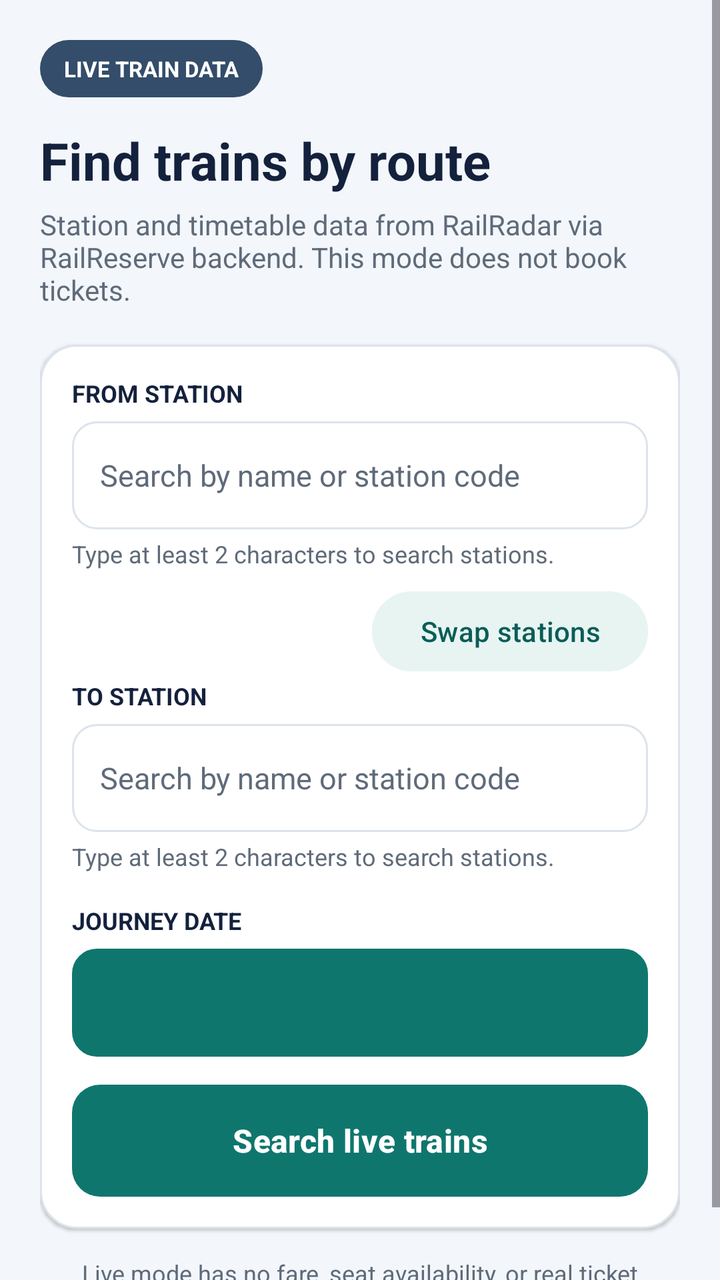
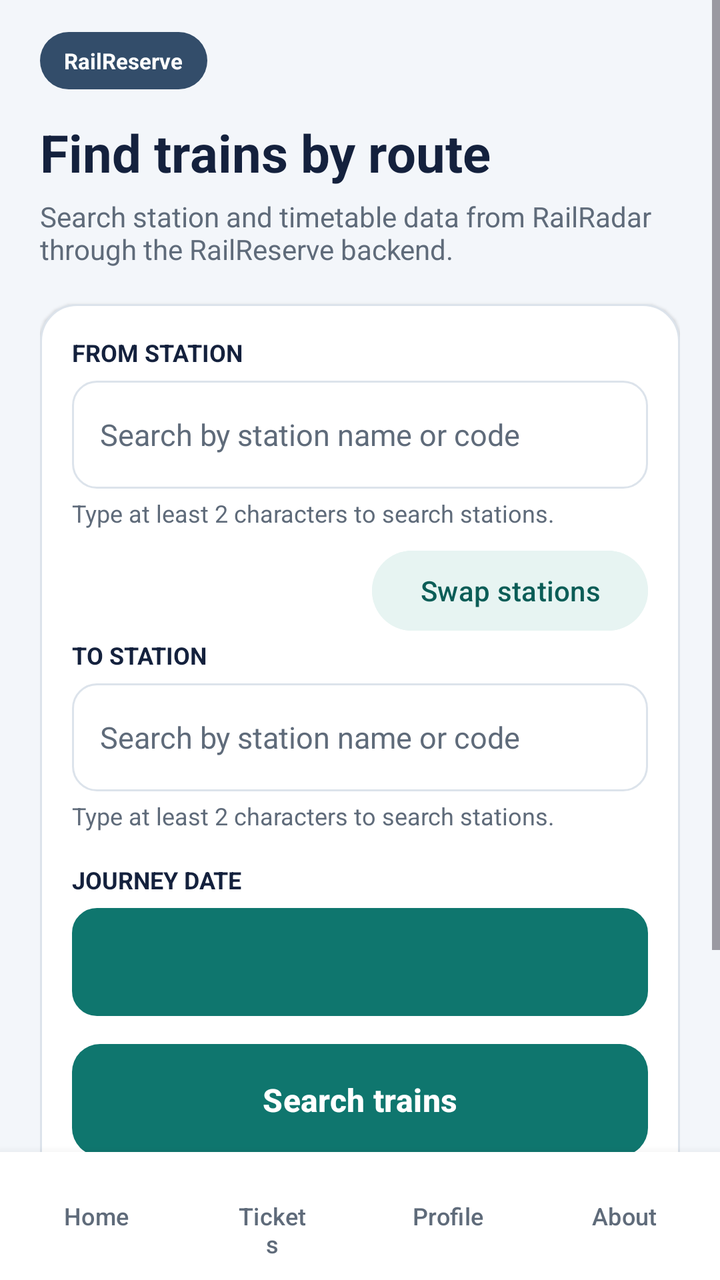

Two renders of the same Android screen: before a commit and after it. Below are the layout's source before the change and the commit's diff.
<!-- AndroidManifest.xml: application theme Theme.MyApplication -->
<!-- res/layout/activity_live_search.xml -->
<?xml version="1.0" encoding="utf-8"?>
<ScrollView xmlns:android="http://schemas.android.com/apk/res/android"
    android:id="@+id/liveSearchRoot"
    android:layout_width="match_parent"
    android:layout_height="match_parent"
    android:background="@color/surface_soft"
    android:fillViewport="true">

    <LinearLayout
        android:layout_width="match_parent"
        android:layout_height="wrap_content"
        android:orientation="vertical"
        android:padding="20dp">

        <TextView
            android:layout_width="wrap_content"
            android:layout_height="wrap_content"
            android:background="@drawable/chip_brand"
            android:paddingStart="12dp"
            android:paddingTop="7dp"
            android:paddingEnd="12dp"
            android:paddingBottom="7dp"
            android:text="LIVE TRAIN DATA"
            android:textColor="@color/white"
            android:textSize="11sp"
            android:textStyle="bold" />

        <TextView
            android:layout_width="match_parent"
            android:layout_height="wrap_content"
            android:layout_marginTop="14dp"
            android:text="Find trains by route"
            android:textColor="@color/ink"
            android:textSize="26sp"
            android:textStyle="bold" />

        <TextView
            android:layout_width="match_parent"
            android:layout_height="wrap_content"
            android:layout_marginTop="5dp"
            android:text="Station and timetable data from RailRadar via RailReserve backend. This mode does not book tickets."
            android:textColor="@color/muted"
            android:textSize="14sp" />

        <LinearLayout
            android:layout_width="match_parent"
            android:layout_height="wrap_content"
            android:layout_marginTop="18dp"
            android:background="@drawable/card_background"
            android:elevation="1dp"
            android:orientation="vertical"
            android:padding="16dp">

            <TextView
                android:layout_width="match_parent"
                android:layout_height="wrap_content"
                android:text="FROM STATION"
                android:textColor="@color/ink"
                android:textSize="12sp"
                android:textStyle="bold" />

            <AutoCompleteTextView
                android:id="@+id/liveSourceInput"
                android:layout_width="match_parent"
                android:layout_height="54dp"
                android:layout_marginTop="6dp"
                android:background="@drawable/input_background"
                android:completionThreshold="2"
                android:hint="Search by name or station code"
                android:inputType="textCapWords"
                android:paddingStart="14dp"
                android:paddingEnd="14dp"
                android:singleLine="true"
                android:textColor="@color/ink"
                android:textColorHint="@color/muted"
                android:textSize="15sp" />

            <TextView
                android:id="@+id/liveSourceStatus"
                android:layout_width="match_parent"
                android:layout_height="wrap_content"
                android:layout_marginTop="4dp"
                android:minHeight="20dp"
                android:text="Type at least 2 characters to search stations."
                android:textColor="@color/muted"
                android:textSize="12sp" />

            <Button
                android:id="@+id/liveSwapButton"
                android:layout_width="wrap_content"
                android:layout_height="48dp"
                android:layout_gravity="end"
                android:layout_marginTop="3dp"
                android:backgroundTint="@color/teal_soft"
                android:minWidth="0dp"
                android:text="Swap stations"
                android:textAllCaps="false"
                android:textColor="@color/brand_dark" />

            <TextView
                android:layout_width="match_parent"
                android:layout_height="wrap_content"
                android:text="TO STATION"
                android:textColor="@color/ink"
                android:textSize="12sp"
                android:textStyle="bold" />

            <AutoCompleteTextView
                android:id="@+id/liveDestinationInput"
                android:layout_width="match_parent"
                android:layout_height="54dp"
                android:layout_marginTop="6dp"
                android:background="@drawable/input_background"
                android:completionThreshold="2"
                android:hint="Search by name or station code"
                android:inputType="textCapWords"
                android:paddingStart="14dp"
                android:paddingEnd="14dp"
                android:singleLine="true"
                android:textColor="@color/ink"
                android:textColorHint="@color/muted"
                android:textSize="15sp" />

            <TextView
                android:id="@+id/liveDestinationStatus"
                android:layout_width="match_parent"
                android:layout_height="wrap_content"
                android:layout_marginTop="4dp"
                android:minHeight="20dp"
                android:text="Type at least 2 characters to search stations."
                android:textColor="@color/muted"
                android:textSize="12sp" />

            <TextView
                android:layout_width="match_parent"
                android:layout_height="wrap_content"
                android:layout_marginTop="12dp"
                android:text="JOURNEY DATE"
                android:textColor="@color/ink"
                android:textSize="12sp"
                android:textStyle="bold" />

            <Button
                android:id="@+id/liveDateButton"
                android:layout_width="match_parent"
                android:layout_height="54dp"
                android:layout_marginTop="6dp"
                android:background="@drawable/field_button_background"
                android:gravity="center_vertical|start"
                android:minHeight="48dp"
                android:paddingStart="14dp"
                android:textAllCaps="false"
                android:textColor="@color/ink"
                android:textSize="15sp" />

            <Button
                android:id="@+id/liveSearchButton"
                android:layout_width="match_parent"
                android:layout_height="56dp"
                android:layout_marginTop="14dp"
                android:background="@drawable/button_primary"
                android:minHeight="48dp"
                android:text="Search live trains"
                android:textAllCaps="false"
                android:textColor="@color/white"
                android:textSize="16sp"
                android:textStyle="bold" />
        </LinearLayout>

        <TextView
            android:layout_width="match_parent"
            android:layout_height="wrap_content"
            android:layout_marginTop="14dp"
            android:gravity="center"
            android:text="Live mode has no fare, seat availability, or real ticket booking."
            android:textColor="@color/muted"
            android:textSize="12sp" />
    </LinearLayout>
</ScrollView>
<!-- resources referenced by this layout -->
<resources>
  <color name="brand_dark">#0B5D57</color>
  <color name="ink">#14213D</color>
  <color name="muted">#5F6B7A</color>
  <color name="surface_soft">#F3F6FA</color>
  <color name="teal_soft">#E7F4F2</color>
  <color name="white">#FFFFFFFF</color>
  <!-- drawable button_primary (drawable) -->
  <?xml version="1.0" encoding="utf-8"?>
  <ripple xmlns:android="http://schemas.android.com/apk/res/android" android:color="#40FFFFFF">
      <item>
          <selector>
              <item android:state_enabled="false">
                  <shape><solid android:color="#9CBFBC"/><corners android:radius="14dp"/></shape>
              </item>
              <item>
                  <shape><solid android:color="@color/brand"/><corners android:radius="14dp"/></shape>
              </item>
          </selector>
      </item>
  </ripple>
  <!-- drawable card_background (drawable) -->
  <?xml version="1.0" encoding="utf-8"?>
  <shape xmlns:android="http://schemas.android.com/apk/res/android"><solid android:color="@color/surface"/><stroke android:width="1dp" android:color="@color/border"/><corners android:radius="18dp"/></shape>
  <!-- drawable chip_brand (drawable) -->
  <?xml version="1.0" encoding="utf-8"?>
  <shape xmlns:android="http://schemas.android.com/apk/res/android">
      <solid android:color="#334D6A" />
      <corners android:radius="24dp" />
  </shape>
  <!-- drawable field_button_background (drawable) -->
  <?xml version="1.0" encoding="utf-8"?>
  <ripple xmlns:android="http://schemas.android.com/apk/res/android" android:color="@color/teal_soft">
      <item>
          <shape>
              <solid android:color="@color/surface" />
              <stroke android:width="1dp" android:color="@color/border" />
              <corners android:radius="12dp" />
          </shape>
      </item>
  </ripple>
  <!-- drawable input_background (drawable) -->
  <?xml version="1.0" encoding="utf-8"?>
  <shape xmlns:android="http://schemas.android.com/apk/res/android"><solid android:color="@color/surface"/><corners android:radius="12dp"/><stroke android:width="1dp" android:color="@color/border"/></shape>
  <style name="Theme.MyApplication" parent="Base.Theme.MyApplication" />
  <color name="brand">#0F766E</color>
  <color name="surface">#FFFFFFFF</color>
  <color name="border">#DCE3EB</color>
  <style name="Base.Theme.MyApplication" parent="Theme.Material3.Light.NoActionBar">
          <item name="colorPrimary">@color/brand</item>
          <item name="colorOnPrimary">@color/white</item>
          <item name="colorSecondary">@color/navy</item>
          <item name="colorOnSecondary">@color/white</item>
          <item name="android:colorAccent">@color/brand</item>
      </style>
  <color name="navy">#13233F</color>
</resources>

<!-- the commit's change to res/layout/activity_live_search.xml (unified diff, before → after) -->
@@ -1,179 +1,253 @@
 <?xml version="1.0" encoding="utf-8"?>
-<ScrollView xmlns:android="http://schemas.android.com/apk/res/android"
+<LinearLayout xmlns:android="http://schemas.android.com/apk/res/android"
     android:id="@+id/liveSearchRoot"
     android:layout_width="match_parent"
     android:layout_height="match_parent"
     android:background="@color/surface_soft"
-    android:fillViewport="true">
-
-    <LinearLayout
+    android:orientation="vertical">
+
+    <ScrollView
         android:layout_width="match_parent"
-        android:layout_height="wrap_content"
-        android:orientation="vertical"
-        android:padding="20dp">
-
-        <TextView
-            android:layout_width="wrap_content"
-            android:layout_height="wrap_content"
-            android:background="@drawable/chip_brand"
-            android:paddingStart="12dp"
-            android:paddingTop="7dp"
-            android:paddingEnd="12dp"
-            android:paddingBottom="7dp"
-            android:text="LIVE TRAIN DATA"
-            android:textColor="@color/white"
-            android:textSize="11sp"
-            android:textStyle="bold" />
-
-        <TextView
-            android:layout_width="match_parent"
-            android:layout_height="wrap_content"
-            android:layout_marginTop="14dp"
-            android:text="Find trains by route"
-            android:textColor="@color/ink"
-            android:textSize="26sp"
-            android:textStyle="bold" />
-
-        <TextView
-            android:layout_width="match_parent"
-            android:layout_height="wrap_content"
-            android:layout_marginTop="5dp"
-            android:text="Station and timetable data from RailRadar via RailReserve backend. This mode does not book tickets."
-            android:textColor="@color/muted"
-            android:textSize="14sp" />
+        android:layout_height="0dp"
+        android:layout_weight="1"
+        android:fillViewport="true">
 
         <LinearLayout
             android:layout_width="match_parent"
             android:layout_height="wrap_content"
-            android:layout_marginTop="18dp"
-            android:background="@drawable/card_background"
-            android:elevation="1dp"
             android:orientation="vertical"
-            android:padding="16dp">
-
-            <TextView
-                android:layout_width="match_parent"
-                android:layout_height="wrap_content"
-                android:text="FROM STATION"
+            android:paddingStart="20dp"
+            android:paddingTop="16dp"
+            android:paddingEnd="20dp"
+            android:paddingBottom="18dp">
+
+            <TextView
+                android:layout_width="wrap_content"
+                android:layout_height="wrap_content"
+                android:background="@drawable/chip_brand"
+                android:paddingStart="12dp"
+                android:paddingTop="7dp"
+                android:paddingEnd="12dp"
+                android:paddingBottom="7dp"
+                android:text="@string/app_name"
+                android:textColor="@color/white"
+                android:textSize="11sp"
+                android:textStyle="bold" />
+
+            <TextView
+                android:layout_width="match_parent"
+                android:layout_height="wrap_content"
+                android:layout_marginTop="14dp"
+                android:text="@string/live_home_title"
                 android:textColor="@color/ink"
-                android:textSize="12sp"
+                android:textSize="26sp"
                 android:textStyle="bold" />
 
-            <AutoCompleteTextView
-                android:id="@+id/liveSourceInput"
-                android:layout_width="match_parent"
-                android:layout_height="54dp"
-                android:layout_marginTop="6dp"
-                android:background="@drawable/input_background"
-                android:completionThreshold="2"
-                android:hint="Search by name or station code"
-                android:inputType="textCapWords"
-                android:paddingStart="14dp"
-                android:paddingEnd="14dp"
-                android:singleLine="true"
-                android:textColor="@color/ink"
-                android:textColorHint="@color/muted"
-                android:textSize="15sp" />
-
-            <TextView
-                android:id="@+id/liveSourceStatus"
-                android:layout_width="match_parent"
-                android:layout_height="wrap_content"
-                android:layout_marginTop="4dp"
-                android:minHeight="20dp"
-                android:text="Type at least 2 characters to search stations."
+            <TextView
+                android:layout_width="match_parent"
+                android:layout_height="wrap_content"
+                android:layout_marginTop="5dp"
+                android:text="@string/live_home_subtitle"
+                android:textColor="@color/muted"
+                android:textSize="14sp" />
+
+            <LinearLayout
+                android:layout_width="match_parent"
+                android:layout_height="wrap_content"
+                android:layout_marginTop="18dp"
+                android:background="@drawable/card_background"
+                android:elevation="1dp"
+                android:orientation="vertical"
+                android:padding="16dp">
+
+                <TextView
+                    android:layout_width="match_parent"
+                    android:layout_height="wrap_content"
+                    android:text="@string/station_source_label"
+                    android:textColor="@color/ink"
+                    android:textSize="12sp"
+                    android:textStyle="bold" />
+
+                <AutoCompleteTextView
+                    android:id="@+id/liveSourceInput"
+                    android:layout_width="match_parent"
+                    android:layout_height="54dp"
+                    android:layout_marginTop="6dp"
+                    android:background="@drawable/input_background"
+                    android:completionThreshold="2"
+                    android:hint="@string/station_search_hint"
+                    android:inputType="textCapWords"
+                    android:paddingStart="14dp"
+                    android:paddingEnd="14dp"
+                    android:singleLine="true"
+                    android:textColor="@color/ink"
+                    android:textColorHint="@color/muted"
+                    android:textSize="15sp" />
+
+                <TextView
+                    android:id="@+id/liveSourceStatus"
+                    android:layout_width="match_parent"
+                    android:layout_height="wrap_content"
+                    android:layout_marginTop="4dp"
+                    android:minHeight="20dp"
+                    android:text="@string/station_search_minimum"
+                    android:textColor="@color/muted"
+                    android:textSize="12sp" />
+
+                <Button
+                    android:id="@+id/liveSwapButton"
+                    android:layout_width="wrap_content"
+                    android:layout_height="48dp"
+                    android:layout_gravity="end"
+                    android:layout_marginTop="3dp"
+                    android:backgroundTint="@color/teal_soft"
+                    android:minWidth="0dp"
+                    android:text="Swap stations"
+                    android:textAllCaps="false"
+                    android:textColor="@color/brand_dark" />
+
+                <TextView
+                    android:layout_width="match_parent"
+                    android:layout_height="wrap_content"
+                    android:text="@string/station_destination_label"
+                    android:textColor="@color/ink"
+                    android:textSize="12sp"
+                    android:textStyle="bold" />
+
+                <AutoCompleteTextView
+                    android:id="@+id/liveDestinationInput"
+                    android:layout_width="match_parent"
+                    android:layout_height="54dp"
+                    android:layout_marginTop="6dp"
+                    android:background="@drawable/input_background"
+                    android:completionThreshold="2"
+                    android:hint="@string/station_search_hint"
+                    android:inputType="textCapWords"
+                    android:paddingStart="14dp"
+                    android:paddingEnd="14dp"
+                    android:singleLine="true"
+                    android:textColor="@color/ink"
+                    android:textColorHint="@color/muted"
+                    android:textSize="15sp" />
+
+                <TextView
+                    android:id="@+id/liveDestinationStatus"
+                    android:layout_width="match_parent"
+                    android:layout_height="wrap_content"
+                    android:layout_marginTop="4dp"
+                    android:minHeight="20dp"
+                    android:text="@string/station_search_minimum"
+                    android:textColor="@color/muted"
+                    android:textSize="12sp" />
+
+                <TextView
+                    android:layout_width="match_parent"
+                    android:layout_height="wrap_content"
+                    android:layout_marginTop="12dp"
+                    android:text="@string/journey_date_label"
+                    android:textColor="@color/ink"
+                    android:textSize="12sp"
+                    android:textStyle="bold" />
+
+                <Button
+                    android:id="@+id/liveDateButton"
+                    android:layout_width="match_parent"
+                    android:layout_height="54dp"
+                    android:layout_marginTop="6dp"
+                    android:background="@drawable/field_button_background"
+                    android:gravity="center_vertical|start"
+                    android:minHeight="48dp"
+                    android:paddingStart="14dp"
+                    android:textAllCaps="false"
+                    android:textColor="@color/ink"
+                    android:textSize="15sp" />
+
+                <Button
+                    android:id="@+id/liveSearchButton"
+                    android:layout_width="match_parent"
+                    android:layout_height="56dp"
+                    android:layout_marginTop="14dp"
+                    android:background="@drawable/button_primary"
+                    android:minHeight="48dp"
+                    android:text="@string/live_search_button"
+                    android:textAllCaps="false"
+                    android:textColor="@color/white"
+                    android:textSize="16sp"
+                    android:textStyle="bold" />
+            </LinearLayout>
+
+            <TextView
+                android:layout_width="match_parent"
+                android:layout_height="wrap_content"
+                android:layout_marginTop="14dp"
+                android:background="@drawable/card_background"
+                android:padding="14dp"
+                android:text="@string/live_mode_notice"
                 android:textColor="@color/muted"
                 android:textSize="12sp" />
-
-            <Button
-                android:id="@+id/liveSwapButton"
-                android:layout_width="wrap_content"
-                android:layout_height="48dp"
-                android:layout_gravity="end"
-                android:layout_marginTop="3dp"
-                android:backgroundTint="@color/teal_soft"
-                android:minWidth="0dp"
-                android:text="Swap stations"
-                android:textAllCaps="false"
-                android:textColor="@color/brand_dark" />
-
-            <TextView
-                android:layout_width="match_parent"
-                android:layout_height="wrap_content"
-                android:text="TO STATION"
-                android:textColor="@color/ink"
-                android:textSize="12sp"
-                android:textStyle="bold" />
-
-            <AutoCompleteTextView
-                android:id="@+id/liveDestinationInput"
-                android:layout_width="match_parent"
-                android:layout_height="54dp"
-                android:layout_marginTop="6dp"
-                android:background="@drawable/input_background"
-                android:completionThreshold="2"
-                android:hint="Search by name or station code"
-                android:inputType="textCapWords"
-                android:paddingStart="14dp"
-                android:paddingEnd="14dp"
-                android:singleLine="true"
-                android:textColor="@color/ink"
-                android:textColorHint="@color/muted"
-                android:textSize="15sp" />
-
-            <TextView
-                android:id="@+id/liveDestinationStatus"
-                android:layout_width="match_parent"
-                android:layout_height="wrap_content"
-                android:layout_marginTop="4dp"
-                android:minHeight="20dp"
-                android:text="Type at least 2 characters to search stations."
-                android:textColor="@color/muted"
-                android:textSize="12sp" />
-
-            <TextView
-                android:layout_width="match_parent"
-                android:layout_height="wrap_content"
-                android:layout_marginTop="12dp"
-                android:text="JOURNEY DATE"
-                android:textColor="@color/ink"
-                android:textSize="12sp"
-                android:textStyle="bold" />
-
-            <Button
-                android:id="@+id/liveDateButton"
-                android:layout_width="match_parent"
-                android:layout_height="54dp"
-                android:layout_marginTop="6dp"
-                android:background="@drawable/field_button_background"
-                android:gravity="center_vertical|start"
-                android:minHeight="48dp"
-                android:paddingStart="14dp"
-                android:textAllCaps="false"
-                android:textColor="@color/ink"
-                android:textSize="15sp" />
-
-            <Button
-                android:id="@+id/liveSearchButton"
-                android:layout_width="match_parent"
-                android:layout_height="56dp"
-                android:layout_marginTop="14dp"
-                android:background="@drawable/button_primary"
-                android:minHeight="48dp"
-                android:text="Search live trains"
-                android:textAllCaps="false"
-                android:textColor="@color/white"
-                android:textSize="16sp"
-                android:textStyle="bold" />
         </LinearLayout>
-
-        <TextView
-            android:layout_width="match_parent"
-            android:layout_height="wrap_content"
-            android:layout_marginTop="14dp"
-            android:gravity="center"
-            android:text="Live mode has no fare, seat availability, or real ticket booking."
-            android:textColor="@color/muted"
-            android:textSize="12sp" />
-    </LinearLayout>
-</ScrollView>
+    </ScrollView>
+
+    <include layout="@layout/view_bottom_navigation" />
+</LinearLayout>
+<!-- res/layout/view_bottom_navigation.xml (included above) -->
+<?xml version="1.0" encoding="utf-8"?>
+<LinearLayout xmlns:android="http://schemas.android.com/apk/res/android"
+    android:layout_width="match_parent"
+    android:layout_height="wrap_content"
+    android:background="@color/surface"
+    android:elevation="8dp"
+    android:orientation="horizontal"
+    android:paddingStart="4dp"
+    android:paddingTop="4dp"
+    android:paddingEnd="4dp"
+    android:paddingBottom="4dp">
+
+    <Button
+        android:id="@+id/navHome"
+        android:layout_width="0dp"
+        android:layout_height="56dp"
+        android:layout_weight="1"
+        android:backgroundTint="@color/surface"
+        android:minWidth="0dp"
+        android:text="@string/nav_home"
+        android:textAllCaps="false"
+        android:textColor="@color/muted"
+        android:textSize="12sp" />
+
+    <Button
+        android:id="@+id/navTickets"
+        android:layout_width="0dp"
+        android:layout_height="56dp"
+        android:layout_weight="1"
+        android:backgroundTint="@color/surface"
+        android:minWidth="0dp"
+        android:text="@string/nav_tickets"
+        android:textAllCaps="false"
+        android:textColor="@color/muted"
+        android:textSize="12sp" />
+
+    <Button
+        android:id="@+id/navProfile"
+        android:layout_width="0dp"
+        android:layout_height="56dp"
+        android:layout_weight="1"
+        android:backgroundTint="@color/surface"
+        android:minWidth="0dp"
+        android:text="@string/nav_profile"
+        android:textAllCaps="false"
+        android:textColor="@color/muted"
+        android:textSize="12sp" />
+
+    <Button
+        android:id="@+id/navAbout"
+        android:layout_width="0dp"
+        android:layout_height="56dp"
+        android:layout_weight="1"
+        android:backgroundTint="@color/surface"
+        android:minWidth="0dp"
+        android:text="@string/nav_about"
+        android:textAllCaps="false"
+        android:textColor="@color/muted"
+        android:textSize="12sp" />
+</LinearLayout>
<!-- resource entries referenced after the edit -->
@@ -43,6 +43,20 @@
   <!-- drawable input_background (drawable) -->
   <?xml version="1.0" encoding="utf-8"?>
   <shape xmlns:android="http://schemas.android.com/apk/res/android"><solid android:color="@color/surface"/><corners android:radius="12dp"/><stroke android:width="1dp" android:color="@color/border"/></shape>
+  <string name="app_name">RailReserve</string>
+  <string name="journey_date_label">JOURNEY DATE</string>
+  <string name="live_home_subtitle">Search station and timetable data from RailRadar through the RailReserve backend.</string>
+  <string name="live_home_title">Find trains by route</string>
+  <string name="live_mode_notice">Live search uses RailRadar timetable data. Fare and live seat availability are not enabled in this app. Real ticket booking is not available.</string>
+  <string name="live_search_button">Search trains</string>
+  <string name="nav_about">About</string>
+  <string name="nav_home">Home</string>
+  <string name="nav_profile">Profile</string>
+  <string name="nav_tickets">Tickets</string>
+  <string name="station_destination_label">TO STATION</string>
+  <string name="station_search_hint">Search by station name or code</string>
+  <string name="station_search_minimum">Type at least 2 characters to search stations.</string>
+  <string name="station_source_label">FROM STATION</string>
   <style name="Theme.MyApplication" parent="Base.Theme.MyApplication" />
   <color name="brand">#0F766E</color>
   <color name="surface">#FFFFFFFF</color>
